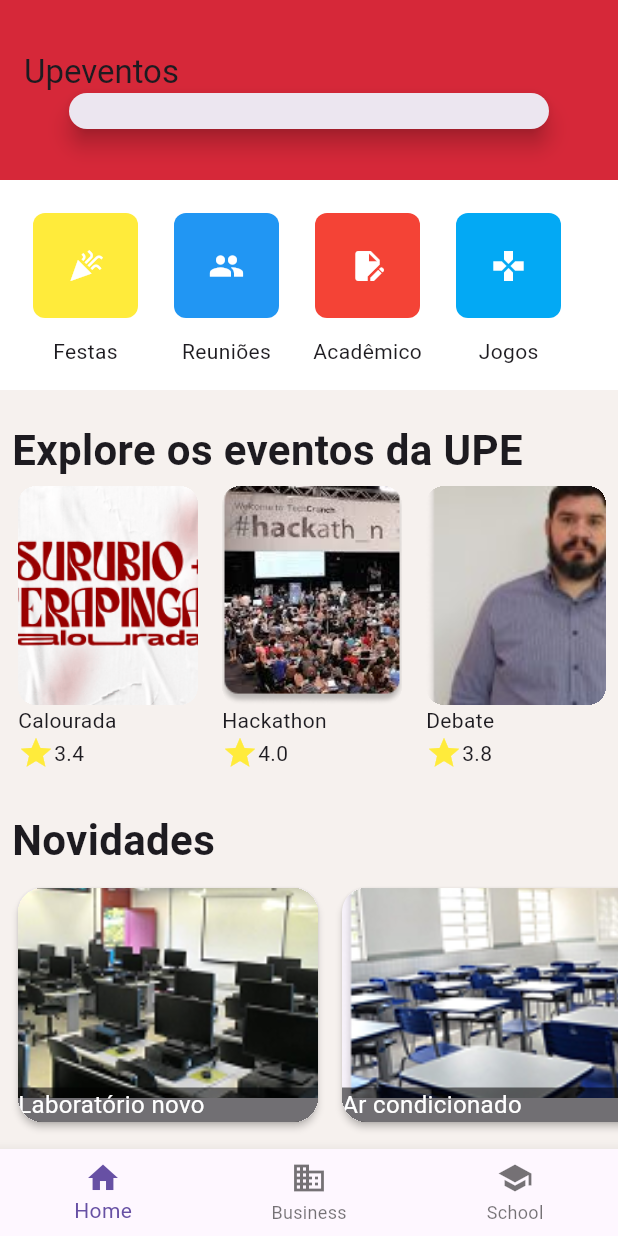
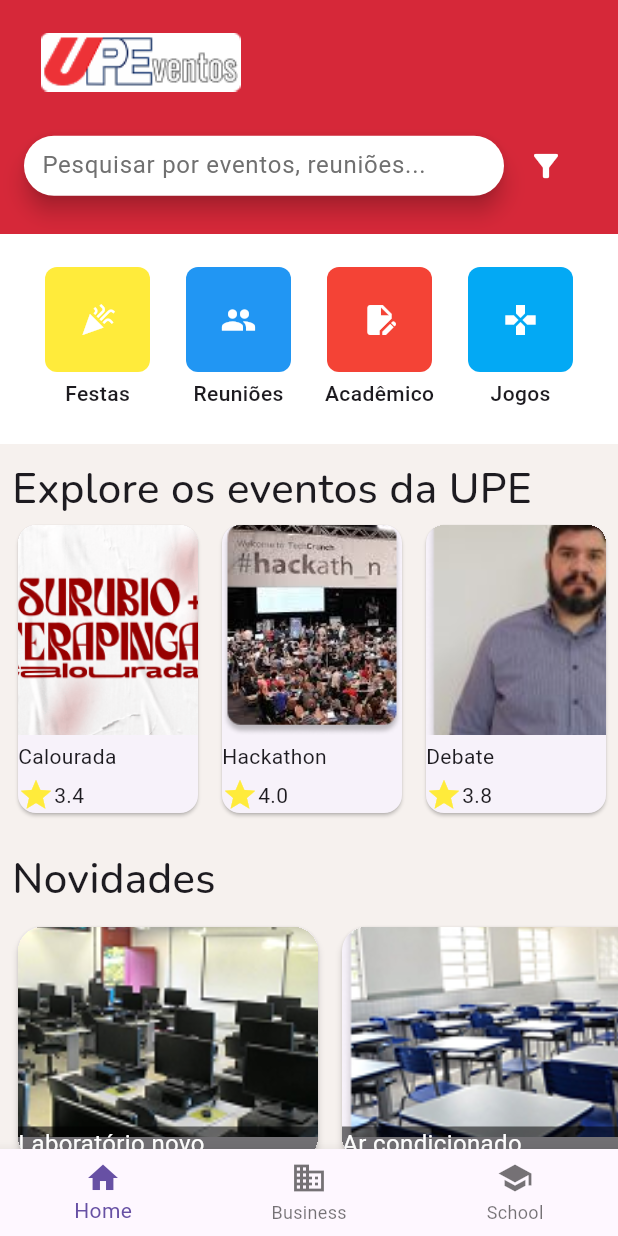
Before and after one commit to RonyRangelSS/upe_eventos, a Flutter app: the screen it shows after launch, on a phone screen of 412 x 824 dp. Run offline on Flutter 3.47's test engine with Material 3 defaults, Android fonts, the light colour scheme and no system bars; our stand-ins replace google_fonts, transparent_image.

Commit message:
Melhorando a estilização

```diff
--- a/lib/main.dart
+++ b/lib/main.dart
@@ -1,5 +1,5 @@
 import 'package:flutter/material.dart';
-import 'package:upe_eventos/screens/home_screen.dart';
+import 'package:upe_eventos/screens/home.dart';
 
 
 void main() {
--- /dev/null
+++ b/lib/screens/home.dart
@@ -0,0 +1,102 @@
+import 'package:flutter/material.dart';
+import 'package:google_fonts/google_fonts.dart';
+import 'package:upe_eventos/widgets/events/event_row.dart';
+import 'package:upe_eventos/widgets/categories/category_row.dart';
+import 'package:upe_eventos/data/dummy_data.dart';
+import 'package:upe_eventos/widgets/news/news_row.dart';
+
+class HomeScreen extends StatelessWidget {
+  const HomeScreen({super.key});
+
+  @override
+  Widget build(BuildContext context) {
+    return Scaffold(
+      appBar: AppBar(
+        title: Column(
+          mainAxisAlignment: MainAxisAlignment.center,
+          children: [
+            Container(
+              alignment: Alignment.centerLeft,
+              padding: EdgeInsets.symmetric(horizontal: 8),
+              child: Image.asset(
+                "assets/images/logo.png",
+                height: 40,
+                width: 140,
+              ),
+            ),
+            SizedBox(height: 25),
+            Row(
+              spacing: 4,
+              children: [
+                SearchBar(
+                  hintText: "Pesquisar por eventos, reuniões...",
+                  backgroundColor: WidgetStatePropertyAll(Colors.white),
+                  padding: WidgetStatePropertyAll<EdgeInsets>(EdgeInsets.symmetric(horizontal: 6, vertical: 4),),
+                  hintStyle: WidgetStatePropertyAll<TextStyle>(
+                    TextStyle(
+
+                      color: Color.fromARGB(255, 112, 112, 112),
+
+                    ),
+                  ),
+                  constraints: BoxConstraints(
+                    maxHeight: 50,
+                    maxWidth: 320,
+                    minHeight: 40,
+                  ),
+                ),
+                IconButton(
+                  onPressed: () {},
+                  icon: Icon(Icons.filter_alt, color: Colors.white),
+                ),
+              ],
+            ),
+          ],
+        ),
+        toolbarHeight: 156,
+        backgroundColor: Color.fromARGB(255, 214, 40, 57),
+      ),
+      bottomNavigationBar: BottomNavigationBar(
+        items: const <BottomNavigationBarItem>[
+          BottomNavigationBarItem(icon: Icon(Icons.home), label: 'Home'),
+          BottomNavigationBarItem(
+            icon: Icon(Icons.business),
+            label: 'Business',
+          ),
+          BottomNavigationBarItem(icon: Icon(Icons.school), label: 'School'),
+        ],
+      ),
+      backgroundColor: Color.fromARGB(255, 246, 241, 238),
+      body: SingleChildScrollView(
+        child: Column(
+          children: [
+            SizedBox(
+              height: 140,
+              child: CategoryRow(categoryList: categoryList),
+            ),
+            SizedBox(height: 10),
+            Container(
+              alignment: Alignment.bottomLeft,
+              padding: EdgeInsets.symmetric(horizontal: 8),
+              child: Text(
+                "Explore os eventos da UPE",
+                style: GoogleFonts.nunito(fontSize: 28, fontWeight: FontWeight.w500,),
+              ),
+            ),
+            SizedBox(height: 200, child: EventRow(eventList: eventList)),
+            SizedBox(height: 20),
+            Container(
+              alignment: Alignment.bottomLeft,
+              padding: EdgeInsets.symmetric(horizontal: 8),
+              child: Text(
+                "Novidades",
+                style: GoogleFonts.nunito(fontSize: 28, fontWeight: FontWeight.w500,),
+              ),
+            ),
+            SizedBox(height: 180, child: NewsRow(newsList: newsList)),
+          ],
+        ),
+      ),
+    );
+  }
+}
--- a/lib/screens/home_screen.dart
+++ /dev/null
@@ -1,65 +0,0 @@
-import 'package:flutter/material.dart';
-import 'package:upe_eventos/widgets/events/event_row.dart';
-import 'package:upe_eventos/widgets/categories/category_row.dart';
-import 'package:upe_eventos/data/dummy_data.dart';
-import 'package:upe_eventos/widgets/news/news_row.dart';
-
-class HomeScreen extends StatelessWidget {
-  const HomeScreen({super.key});
-
-  @override
-  Widget build(BuildContext context) {
-    return Scaffold(
-      appBar: AppBar(
-        title: Column(
-          mainAxisAlignment: MainAxisAlignment.center,
-          children: [
-            Container(
-              alignment: Alignment.topLeft,
-              child: const Text('Upeventos'),
-            ),
-            SearchBar(
-              constraints: BoxConstraints(maxHeight: 33, maxWidth: 320),
-            ),
-          ],
-        ),
-        toolbarHeight: 120,
-        backgroundColor: Color.fromARGB(255, 214, 40, 57),
-      ),
-      bottomNavigationBar: BottomNavigationBar(
-        items: const <BottomNavigationBarItem>[
-          BottomNavigationBarItem(icon: Icon(Icons.home), label: 'Home'),
-          BottomNavigationBarItem(icon: Icon(Icons.business), label: 'Business'),
-          BottomNavigationBarItem(icon: Icon(Icons.school), label: 'School'),
-        ],
-      ),
-      backgroundColor: Color.fromARGB(255, 246, 241, 238),
-      body: Column(
-        children: [
-          SizedBox(height: 140, child: CategoryRow(categoryList: categoryList,)),
-          SizedBox(height: 20),
-          Container(
-            alignment: Alignment.bottomLeft,
-            padding: EdgeInsets.symmetric(horizontal: 8),
-            child: Text(
-              "Explore os eventos da UPE",
-              style: TextStyle(fontSize: 28, fontWeight: FontWeight.bold),
-            ),
-          ),
-          SizedBox(height: 200 ,child: EventRow(eventList: eventList)),
-          SizedBox(height: 20,),
-          Container(
-            alignment: Alignment.bottomLeft,
-            padding: EdgeInsets.symmetric(horizontal: 8),
-            child: Text(
-              "Novidades",
-              style: TextStyle(fontSize: 28, fontWeight: FontWeight.bold),
-            ),
-          ),
-          SizedBox(height: 180, child: NewsRow(newsList: newsList),)
-
-        ],
-      ),
-    );
-  }
-}
--- a/lib/widgets/categories/category_item.dart
+++ b/lib/widgets/categories/category_item.dart
@@ -9,18 +9,21 @@
   @override
   Widget build(BuildContext context) {
     return Column(
+      spacing: 4,
       children: [
         Container(
           height: 70,
           width: 70,
-          margin: EdgeInsets.symmetric(horizontal: 12, vertical: 12),
+          margin: EdgeInsets.symmetric(horizontal: 12),
           decoration: BoxDecoration(
             borderRadius: BorderRadius.circular(8),
             color: category.color,
           ),
           child: category.icon,
         ),
-        Text(category.title),
+        Text(category.title, style: Theme.of(context).textTheme.bodyMedium!.copyWith(
+          fontWeight: FontWeight.w500,
+        ),),
       ],
     );
   }
--- a/lib/widgets/categories/category_row.dart
+++ b/lib/widgets/categories/category_row.dart
@@ -11,10 +11,11 @@
   Widget build(BuildContext context) {
     return Container(
       decoration: BoxDecoration(color: Colors.white),
+      width: double.infinity,
+      padding: EdgeInsets.symmetric(horizontal: 18 ,vertical: 22),
       child: ListView.builder(
             itemCount: categoryList.length,
             scrollDirection: Axis.horizontal,
-            padding: EdgeInsets.all(10),
             itemBuilder:
                 (ctx, index) => CategoryItem(category: categoryList[index])
       ),
--- a/lib/widgets/events/event_item.dart
+++ b/lib/widgets/events/event_item.dart
@@ -6,28 +6,27 @@
 
   const EventItem({super.key, required this.event});
 
-
   @override
   Widget build(BuildContext context) {
+    return Card(
+      margin: EdgeInsets.symmetric(horizontal: 8),
 
-    return Container(
-      margin: EdgeInsets.symmetric(horizontal: 8),
+      clipBehavior: Clip.hardEdge,
       child: Column(
         crossAxisAlignment: CrossAxisAlignment.start,
+        spacing: 4,
         children: [
-          Container(
-            height: 146,
+          Image.asset(
+            "assets/images/${event.imgName}",
+            height: 140,
             width: 120,
-            clipBehavior: Clip.hardEdge,
-            decoration: BoxDecoration(
-              borderRadius: BorderRadius.circular(12),
-            ),
-            child: Image.asset("assets/images/${event.imgName}", fit: BoxFit.cover),
+            fit: BoxFit.cover,
+
           ),
           Text(event.title),
           Row(
             children: [
-              Icon(Icons.star, color: Colors.yellow,),
+              Icon(Icons.star, color: Colors.yellow),
               Text(event.rate.toString()),
             ],
           ),
--- a/pubspec.yaml
+++ b/pubspec.yaml
@@ -35,6 +35,7 @@
   # Use with the CupertinoIcons class for iOS style icons.
   cupertino_icons: ^1.0.8
   transparent_image: ^2.0.1
+  google_fonts: ^6.2.1
 
 dev_dependencies:
   flutter_test:
```
Also changed, not shown: assets/images/logo.png (added), pubspec.lock, 1 other file.
